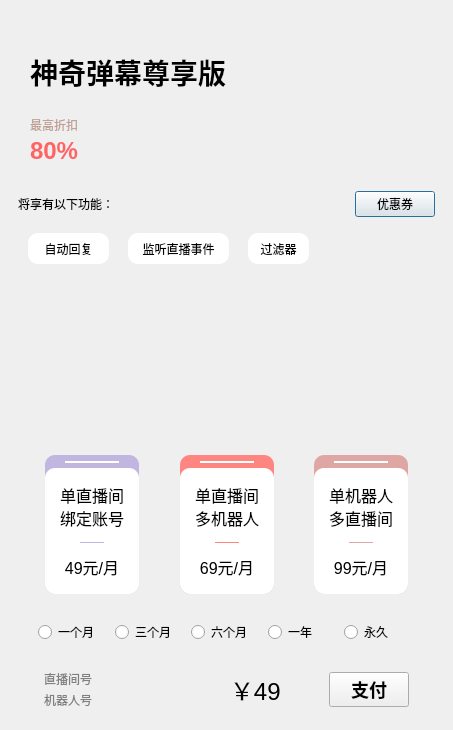
This is widgets/buy_vip/buyvipdialog.ui in iwxyi/Bilibili-MagicalDanmaku as Qt 5 draws it before an edit. The edited form follows.
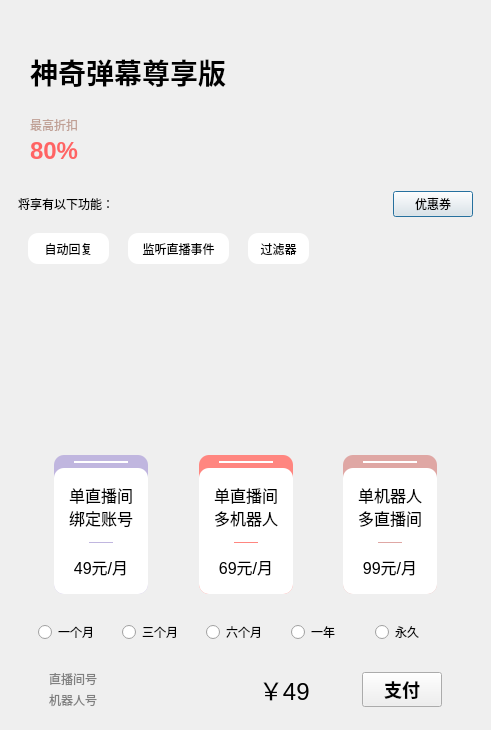
This is the edited form. Icons and pictures are not drawn. Custom widgets are drawn as their Qt base class.

Commit message: 单价显示优惠券价格

```diff
--- a/widgets/buy_vip/buyvipdialog.ui
+++ b/widgets/buy_vip/buyvipdialog.ui
@@ -6,7 +6,7 @@
    <rect>
     <x>0</x>
     <y>0</y>
-    <width>453</width>
+    <width>491</width>
     <height>730</height>
    </rect>
   </property>
@@ -206,7 +206,7 @@
        <rect>
         <x>0</x>
         <y>0</y>
-        <width>417</width>
+        <width>455</width>
         <height>219</height>
        </rect>
       </property>
```
Left out of the diff: 6 changed lines with no effect on the pictures. The commit also changes 2 other files.
